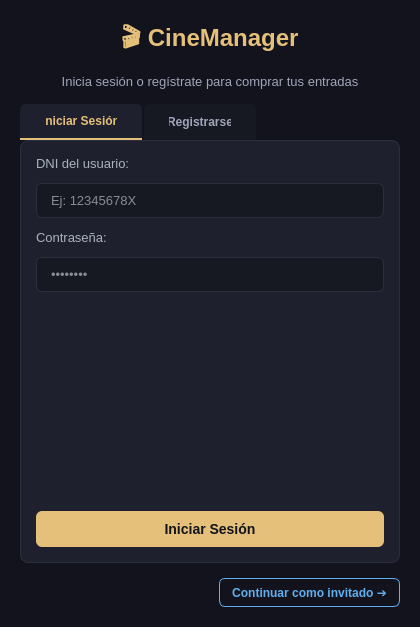
The window that apps/gui/ui/logindialog.ui (jorgebd21/CineManager) describes before a commit, drawn with Qt 5.
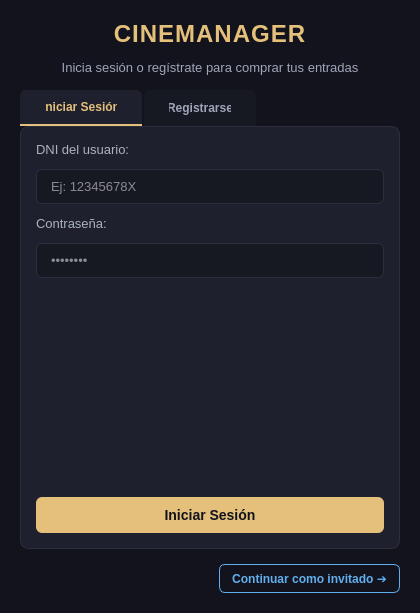
The same window after the commit.

Commit message: style(gui): refine dark theme styling, fix placeholder contrast, and eliminate broken glyphs

```diff
--- a/apps/gui/ui/logindialog.ui
+++ b/apps/gui/ui/logindialog.ui
@@ -51,6 +51,9 @@
     padding: 8px 12px;
     font-size: 13px;
 }
+QLineEdit::placeholder {
+    color: #5C6370;
+}
 QLineEdit:focus {
     border: 1px solid #61AFEF;
 }
@@ -58,6 +61,7 @@
     background-color: #E5C07B;
     color: #12131C;
     font-weight: bold;
+    border: none;
     border-radius: 6px;
     padding: 10px;
     font-size: 14px;
@@ -96,7 +100,7 @@
    <item>
     <widget class="QLabel" name="lblHeaderTitle">
      <property name="text">
-      <string>&lt;html&gt;&lt;head/&gt;&lt;body&gt;&lt;p align=&quot;center&quot;&gt;&lt;span style=&quot; font-size:18pt; font-weight:600; color:#e5c07b;&quot;&gt;🎬 CineManager&lt;/span&gt;&lt;/p&gt;&lt;p align=&quot;center&quot;&gt;&lt;span style=&quot; font-size:10pt; color:#a0a5ba;&quot;&gt;Inicia sesión o regístrate para comprar tus entradas&lt;/span&gt;&lt;/p&gt;&lt;/body&gt;&lt;/html&gt;</string>
+      <string>&lt;html&gt;&lt;head/&gt;&lt;body&gt;&lt;p align=&quot;center&quot;&gt;&lt;span style=&quot; font-size:18pt; font-weight:700; color:#e5c07b; letter-spacing:1px;&quot;&gt;CINEMANAGER&lt;/span&gt;&lt;/p&gt;&lt;p align=&quot;center&quot;&gt;&lt;span style=&quot; font-size:10pt; color:#a0a5ba;&quot;&gt;Inicia sesión o regístrate para comprar tus entradas&lt;/span&gt;&lt;/p&gt;&lt;/body&gt;&lt;/html&gt;</string>
      </property>
     </widget>
    </item>
```
Left out of the diff: 2 changed lines with no effect on the pictures. The commit also changes 9 other files.
